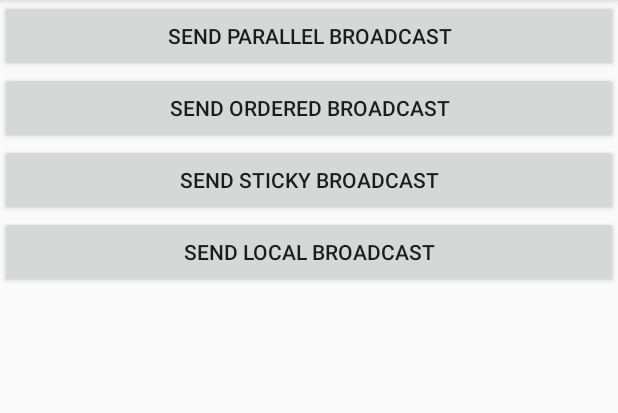
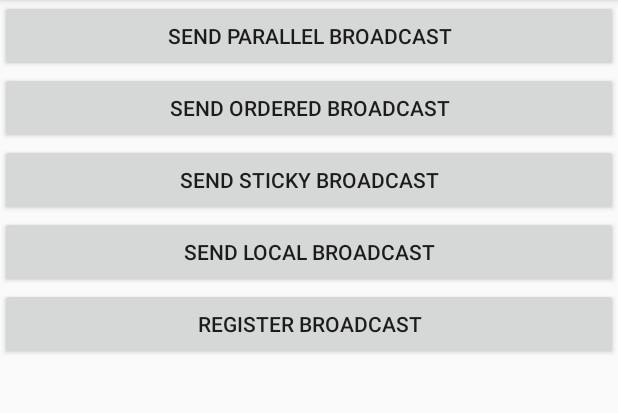
Before and after one commit to xuwanjin/BroadcastDemo, an Android app: the screen it shows after launch (BroadcastDemoActivity), on a phone screen of 412 x 824 dp, the part 84-497 px from its top. Run offline under Robolectric (Android 15) with nearby library versions, the phone set to English and light mode, and no system bars.

Commit message:
add register broadcast demo
Signed-off-by: xuwanjin <xuwanjin1991@Gmail.com>

```diff
--- a/BroadcastDemo/app/src/main/java/com/example/xuwanjin/broadcastdemo/BroadcastDemoActivity.java
+++ b/BroadcastDemo/app/src/main/java/com/example/xuwanjin/broadcastdemo/BroadcastDemoActivity.java
@@ -22,6 +22,7 @@ public class BroadcastDemoActivity extends AppCompatActivity {
     Button sendOrderedBroadcast = null;
     Button sendLocalBroadcast = null;
     Button sendStickyBroadcast = null;
+    Button registerBroadcast = null;
     LocalBroadcastManager localBroadcastManager = null;
     BroadcastReceiver localBroadcastReceiver = null;
 
@@ -70,6 +71,16 @@ public class BroadcastDemoActivity extends AppCompatActivity {
             }
         });
 
+        registerBroadcast = (Button) findViewById(R.id.register_broadcast);
+        registerBroadcast.setOnClickListener(new View.OnClickListener() {
+            @Override
+            public void onClick(View v) {
+                IntentFilter intentFilter = new IntentFilter();
+                intentFilter.addAction(Intent.ACTION_BATTERY_CHANGED);
+                registerReceiver(new RegisterBroadcastReceiver(), intentFilter);
+            }
+        });
+
     }
 
     public void localBroadcastReceiverRegister() {
@@ -88,6 +99,7 @@ public class BroadcastDemoActivity extends AppCompatActivity {
 
     }
 
+
     @Override
     protected void onDestroy() {
         super.onDestroy();
--- a/BroadcastDemo/app/src/main/res/layout/activity_main.xml
+++ b/BroadcastDemo/app/src/main/res/layout/activity_main.xml
@@ -36,6 +36,13 @@
             android:text="@string/send_local_broadcast"
             />
 
+        <Button
+            android:layout_width="match_parent"
+            android:layout_height="wrap_content"
+            android:id="@+id/register_broadcast"
+            android:text="@string/register_broadcast"
+            />
+
 
     </LinearLayout>
 
--- a/BroadcastDemo/app/src/main/res/values/strings.xml
+++ b/BroadcastDemo/app/src/main/res/values/strings.xml
@@ -4,6 +4,7 @@
     <string name="send_ordered_broadcast">Send Ordered Broadcast</string>
     <string name="send_local_broadcast">Send Local Broadcast</string>
     <string name="send_sticky_broadcast">Send Sticky Broadcast</string>
+    <string name="register_broadcast">Register Broadcast</string>
     <string name="parallel_broadcast">com.example.xuwanjin.broadcastdemo.parallelbroadcast</string>
     <string name="ordered_broadcast">com.example.xuwanjin.broadcastdemo.orderedbroadcast</string>
 </resources>
```
Also changed, not shown: BroadcastDemo/app/src/main/AndroidManifest.xml (+7 -0 lines), BroadcastDemo/app/src/main/java/com/example/xuwanjin/broadcastdemo/RegisterBroadcastReceiver.java (added, +19 -0 lines).
